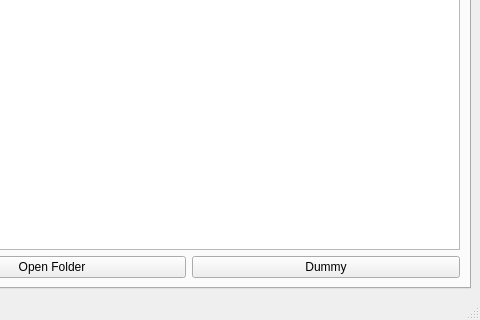
Above: pyqt/test_pyqt/test_pyqt.ui from opetelin/olegs_test_repo before the change; both pictures show x 102 to 582 and y 259 to 579 of the 582 by 579 pixel window. Below: the same form after it.
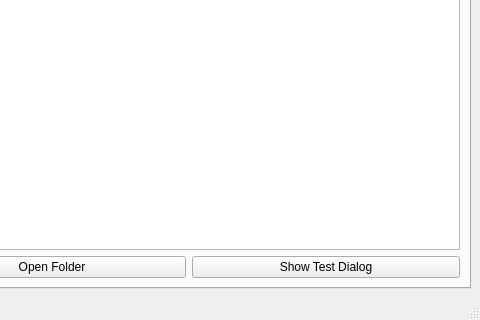
That is the form after the change. The open tabs and pages were chosen to show the change.

Commit message: Can now open a dialog from the main window

Diff of the .ui file:
```diff
--- a/pyqt/test_pyqt/test_pyqt.ui
+++ b/pyqt/test_pyqt/test_pyqt.ui
@@ -50,7 +50,7 @@
               <item>
                <widget class="QPushButton" name="dummy_button">
                 <property name="text">
-                 <string>Dummy</string>
+                 <string>Show Test Dialog</string>
                 </property>
                </widget>
               </item>
```
Left out of the diff: 6 changed lines with no effect on the pictures. The commit also changes 4 other files.
